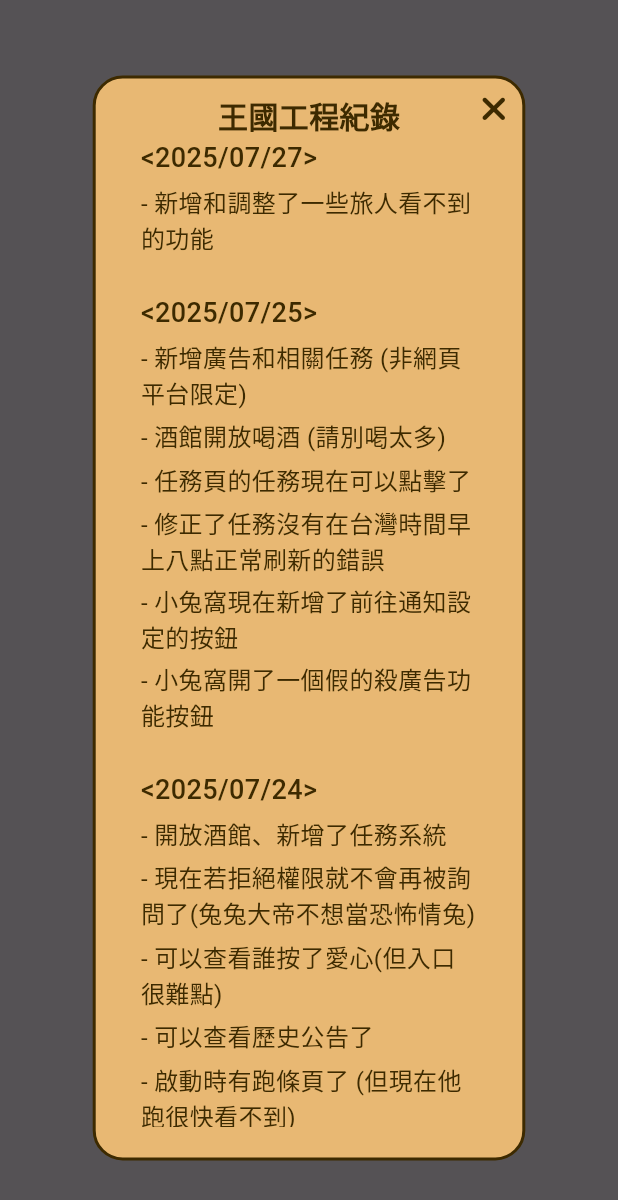
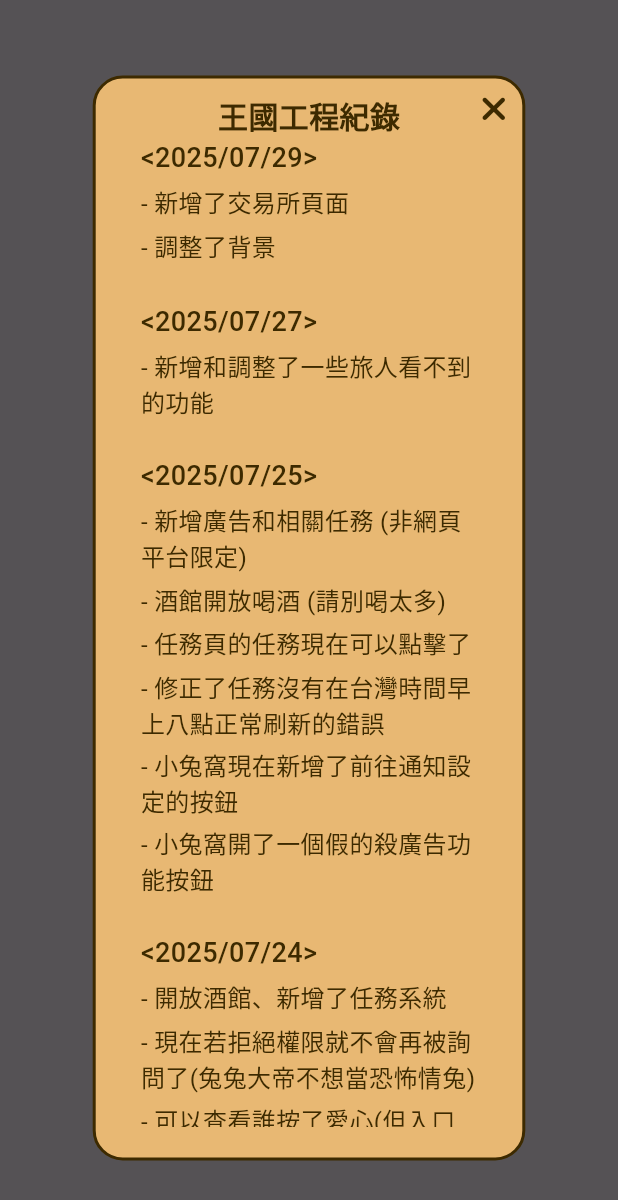
Before and after one commit to emu-rabbit/rabbit_kingdom, a Flutter app: the ReleaseNotePopup widget shown alone on an empty page, opened directly, on a phone screen of 412 x 824 dp. Shown: the top 1200 px of the screen. Run offline on Flutter 3.47's test engine with Material 3 defaults, Android fonts, the phone set to English and light mode, and no system bars; our stand-ins replace cloud_firestore, firebase_auth, firebase_core, firebase_crashlytics, firebase_messaging, firebase_remote_config and 6 more; missing offline and left inert: app_settings, firebase_app_check; accounts and stored records are empty; Roboto replaces fonts that are missing (JFHuninn).

Commit message:
Fix: Color

```diff
--- a/lib/pages/login_page.dart
+++ b/lib/pages/login_page.dart
@@ -157,7 +157,7 @@ class _LoginButton extends StatelessWidget {
 
   @override
   Widget build(BuildContext context) {
-    return RButton.surface(
+    return RButton.primary(
         onPressed: onPressed,
         child: (color) => Center(
           child: Row(
--- a/lib/pages/not_verified_page.dart
+++ b/lib/pages/not_verified_page.dart
@@ -68,7 +68,7 @@ class NotVerifiedPage extends StatelessWidget {
                         textAlign: TextAlign.center),
                   )),
                   RSpace(),
-                  RButton.surface(
+                  RButton.primary(
                     onPressed: () async {
                       authController.firebaseUser.value?.reload();
                     },
--- a/lib/popups/release_note_popup.dart
+++ b/lib/popups/release_note_popup.dart
@@ -18,6 +18,13 @@ class ReleaseNotePopup extends StatelessWidget {
   @override
   Widget build(BuildContext context) {
     final List<_ReleaseNote> notes = [
+      _ReleaseNote(
+          title: "<2025/07/29>",
+          contents: [
+            "新增了交易所頁面",
+            "調整了背景"
+          ]
+      ),
       _ReleaseNote(
           title: "<2025/07/27>",
           contents: [
```
